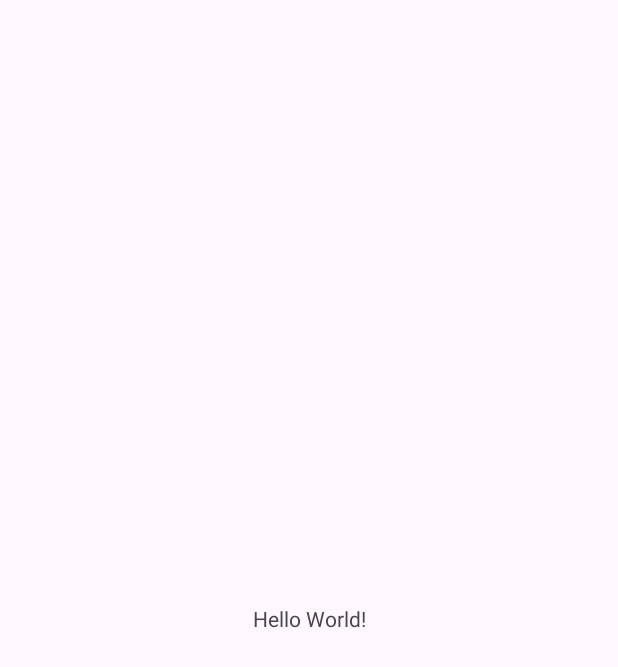
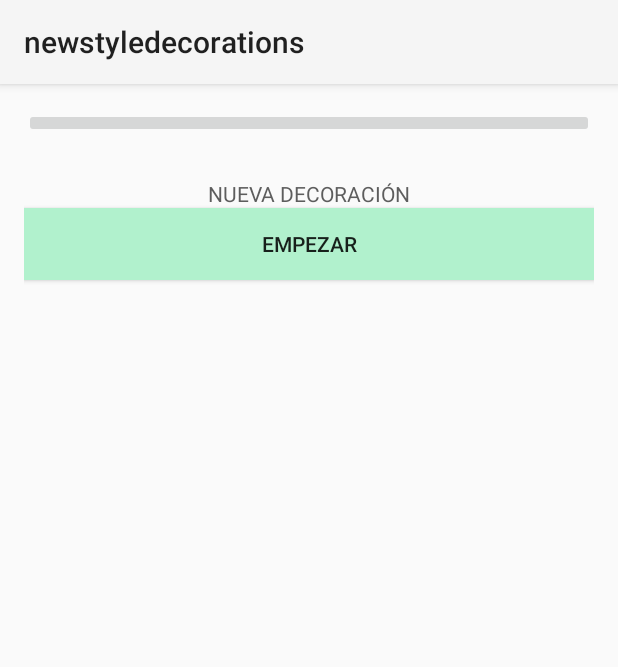
Before and after one commit to JulianRivas17/newstyledecorations, an Android app: the screen it shows after launch (MainActivity), on a phone screen of 412 x 824 dp. Before the commit the part shown is almost empty. Shown: the top 667 px of the screen. Run offline under Robolectric (Android 15) with nearby library versions, the phone set to English and light mode, and no system bars.

Commit message:
Añadir nuevos colores de temas

```diff
--- a/app/src/main/res/layout/activity_main.xml
+++ b/app/src/main/res/layout/activity_main.xml
@@ -7,13 +7,48 @@
     android:layout_height="match_parent"
     tools:context=".MainActivity">
 
-    <TextView
-        android:layout_width="wrap_content"
-        android:layout_height="wrap_content"
-        android:text="Hello World!"
+    <LinearLayout
+        android:id="@+id/linearLayout"
+        android:layout_width="0dp"
+        android:layout_height="0dp"
+        android:layout_marginStart="16dp"
+        android:layout_marginTop="16dp"
+        android:layout_marginEnd="16dp"
+        android:layout_marginBottom="16dp"
+        android:orientation="vertical"
         app:layout_constraintBottom_toBottomOf="parent"
         app:layout_constraintEnd_toEndOf="parent"
         app:layout_constraintStart_toStartOf="parent"
-        app:layout_constraintTop_toTopOf="parent" />
+        app:layout_constraintTop_toTopOf="parent">
 
+        <LinearLayout
+            android:layout_width="match_parent"
+            android:layout_height="47dp"
+            android:orientation="horizontal">
+
+            <ImageButton
+                android:id="@+id/imageButton"
+                android:layout_width="wrap_content"
+                android:layout_height="wrap_content"
+                android:layout_weight="1"
+                tools:srcCompat="@tools:sample/avatars" />
+        </LinearLayout>
+
+        <TextView
+            android:id="@+id/textView"
+            android:layout_width="match_parent"
+            android:layout_height="wrap_content"
+            android:text="NUEVA DECORACIÓN"
+            android:textAlignment="center"
+            android:textColor="#5D5D5D" />
+
+        <Button
+            android:id="@+id/button2"
+            android:layout_width="match_parent"
+            android:layout_height="wrap_content"
+            android:text="EMPEZAR"
+            android:background="@color/lightMagenta"
+            android:textAppearance="@style/TextAppearance.AppCompat.Body2" />
+
+    </LinearLayout>
 </androidx.constraintlayout.widget.ConstraintLayout>
--- a/app/src/main/res/values-night/themes.xml
+++ b/app/src/main/res/values-night/themes.xml
@@ -1,6 +1,6 @@
 <resources xmlns:tools="http://schemas.android.com/tools">
     <!-- Base application theme. -->
-    <style name="Base.Theme.Newstyledecorations" parent="Theme.Material3.DayNight.NoActionBar">
+    <style name="Base.Theme.Newstyledecorations" parent="Theme.AppCompat.Light">
         <!-- Customize your dark theme here. -->
         <!-- <item name="colorPrimary">@color/my_dark_primary</item> -->
     </style>
--- a/app/src/main/res/values/colors.xml
+++ b/app/src/main/res/values/colors.xml
@@ -2,4 +2,5 @@
 <resources>
     <color name="black">#FF000000</color>
     <color name="white">#FFFFFFFF</color>
+    <color name="lightMagenta">#B1F1CD</color>
 </resources>
--- a/app/src/main/res/values/themes.xml
+++ b/app/src/main/res/values/themes.xml
@@ -1,6 +1,6 @@
 <resources xmlns:tools="http://schemas.android.com/tools">
     <!-- Base application theme. -->
-    <style name="Base.Theme.Newstyledecorations" parent="Theme.Material3.DayNight.NoActionBar">
+    <style name="Base.Theme.Newstyledecorations" parent="Theme.AppCompat.Light">
         <!-- Customize your light theme here. -->
         <!-- <item name="colorPrimary">@color/my_light_primary</item> -->
     </style>
```
